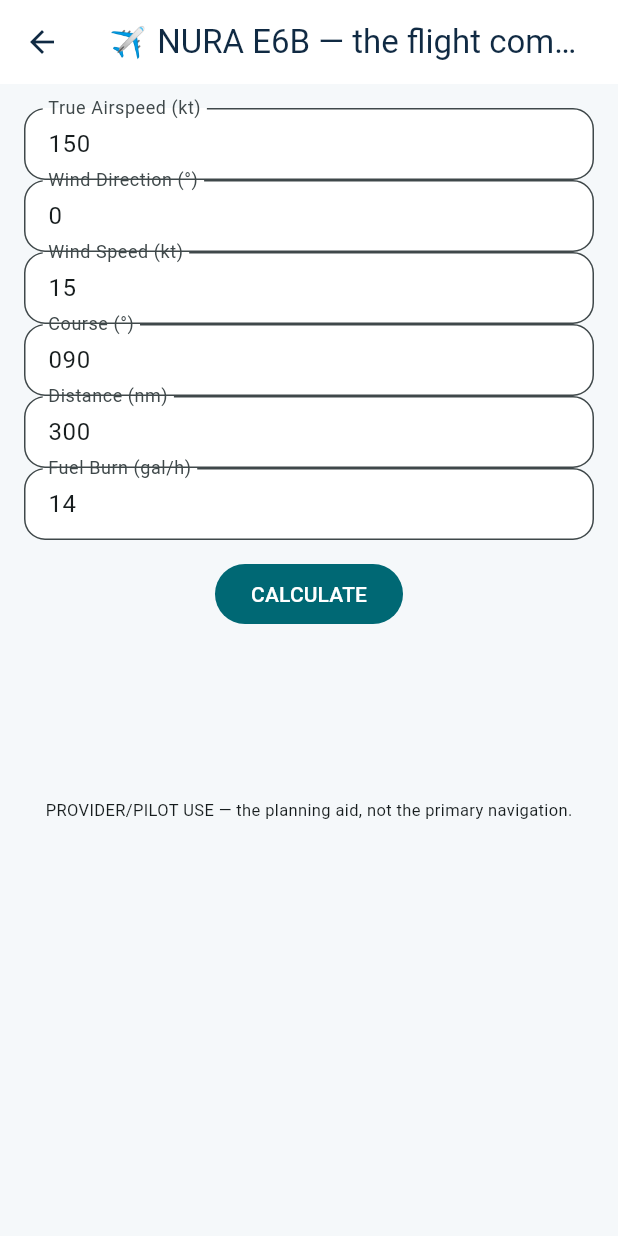
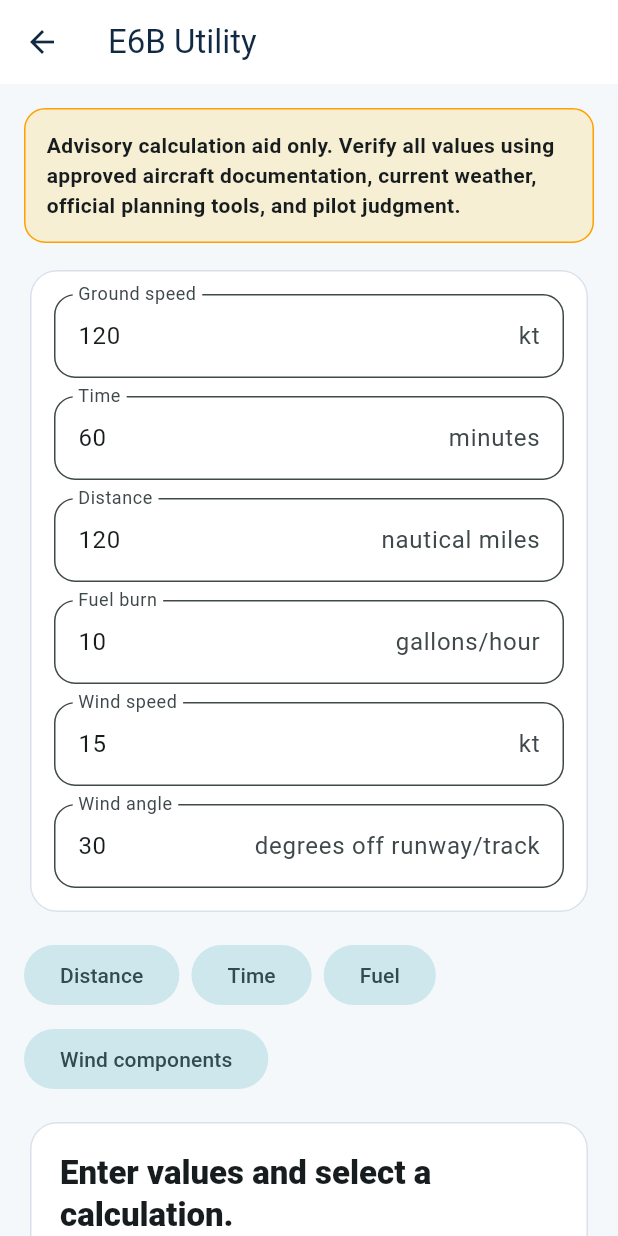
Before and after one commit to eddieg73/NURA, a Flutter app: the E6BScreen screen opened directly, on a phone screen of 412 x 824 dp. Run offline on Flutter 3.47's test engine with Material 3 defaults, Android fonts, the light colour scheme and no system bars; our stand-ins replace flutter_riverpod, flutter_secure_storage, speech_to_text; accounts and stored records are empty.

Commit message:
feat(medical): finalize offline advisory E6B utility

```diff
--- a/apps/nura_medical/lib/e6b_screen.dart
+++ b/apps/nura_medical/lib/e6b_screen.dart
@@ -1,82 +1,183 @@
 import 'dart:math' as math;
+
 import 'package:flutter/material.dart';
 
-/// The NURA E6B — the aviation flight computer (the pilot's lane).
-/// The time/fuel/distance triangle + the wind correction + the TAS.
 class E6BScreen extends StatefulWidget {
   const E6BScreen({super.key});
+
   @override
   State<E6BScreen> createState() => _E6BScreenState();
 }
 
 class _E6BScreenState extends State<E6BScreen> {
-  final _tas = TextEditingController(text: '150');
-  final _windDir = TextEditingController(text: '0');
-  final _windSpd = TextEditingController(text: '15');
-  final _course = TextEditingController(text: '090');
-  final _dist = TextEditingController(text: '300');
-  String _gsResult = '';
-  String _eteResult = '';
-  String _fuelResult = '';
-  final _burn = TextEditingController(text: '14');
+  final _speed = TextEditingController(text: '120');
+  final _minutes = TextEditingController(text: '60');
+  final _distance = TextEditingController(text: '120');
+  final _fuelBurn = TextEditingController(text: '10');
+  final _windSpeed = TextEditingController(text: '15');
+  final _windAngle = TextEditingController(text: '30');
+  String _result = 'Enter values and select a calculation.';
 
-  void _calc() {
-    final tas = double.tryParse(_tas.text) ?? 0;
-    final wd = double.tryParse(_windDir.text) ?? 0;
-    final ws = double.tryParse(_windSpd.text) ?? 0;
-    final crs = double.tryParse(_course.text) ?? 0;
-    final dist = double.tryParse(_dist.text) ?? 0;
-    final burn = double.tryParse(_burn.text) ?? 0;
-    // the wind triangle (the simplified — the full E6B math)
-    final windAngle = ((wd - crs) % 360 + 360) % 360; // the relative wind
-    final rad = windAngle * math.pi / 180;
-    final crosswind = ws * math.sin(rad);
-    final headwind = ws * math.cos(rad);
-    final wcaDeg = (tas <= 0) ? 0.0 : (crosswind / tas) * 60 / math.pi; // the degrees correction (the tas guard)
-    final hdg = (crs + wcaDeg) % 360;
-    final gs = (tas <= 0) ? 0.0 : tas - headwind;
-    final eteH = dist / (gs == 0 ? 1 : gs);
-    setState(() {
-      _gsResult = 'GS ${gs.toStringAsFixed(0)} kt · HDG ${hdg.toStringAsFixed(0)}°';
-      _eteResult = 'ETE ${(eteH * 60).toStringAsFixed(0)} min (${eteH.toStringAsFixed(2)} h)';
-      _fuelResult = burn > 0 ? 'Fuel ${(burn * eteH).toStringAsFixed(1)} gal + reserve' : '';
-    });
+  @override
+  void dispose() {
+    for (final controller in [
+      _speed,
+      _minutes,
+      _distance,
+      _fuelBurn,
+      _windSpeed,
+      _windAngle,
+    ]) {
+      controller.dispose();
+    }
+    super.dispose();
   }
 
-  Widget _field(TextEditingController c, String label) {
-    return TextField(
-      controller: c,
-      keyboardType: TextInputType.number,
-      decoration: InputDecoration(labelText: label, isDense: true),
-    );
+  double? _value(TextEditingController controller) =>
+      double.tryParse(controller.text.trim());
+
+  void _distanceResult() {
+    final speed = _value(_speed);
+    final minutes = _value(_minutes);
+    if (speed == null || minutes == null || speed < 0 || minutes < 0) {
+      _invalid();
+      return;
+    }
+    setState(() => _result =
+        'Distance: ${(speed * minutes / 60).toStringAsFixed(1)} nautical miles');
   }
+
+  void _timeResult() {
+    final speed = _value(_speed);
+    final distance = _value(_distance);
+    if (speed == null || distance == null || speed <= 0 || distance < 0) {
+      _invalid();
+      return;
+    }
+    final totalMinutes = distance / speed * 60;
+    final hours = totalMinutes ~/ 60;
+    final minutes = (totalMinutes % 60).round();
+    setState(() => _result = 'Time en route: ${hours}h ${minutes}m');
+  }
+
+  void _fuelResult() {
+    final burn = _value(_fuelBurn);
+    final minutes = _value(_minutes);
+    if (burn == null || minutes == null || burn < 0 || minutes < 0) {
+      _invalid();
+      return;
+    }
+    setState(() => _result =
+        'Estimated fuel: ${(burn * minutes / 60).toStringAsFixed(1)} gallons');
+  }
+
+  void _windResult() {
+    final speed = _value(_windSpeed);
+    final angle = _value(_windAngle);
+    if (speed == null || angle == null || speed < 0) {
+      _invalid();
+      return;
+    }
+    final radians = angle * math.pi / 180;
+    final crosswind = speed * math.sin(radians).abs();
+    final headwind = speed * math.cos(radians);
+    final component = headwind >= 0 ? 'headwind' : 'tailwind';
+    setState(() => _result =
+        'Crosswind: ${crosswind.toStringAsFixed(1)} kt · $component: ${headwind.abs().toStringAsFixed(1)} kt');
+  }
+
+  void _invalid() => setState(() => _result = 'Enter valid non-negative numbers.');
 
   @override
   Widget build(BuildContext context) {
     return Scaffold(
-      appBar: AppBar(title: const Text('✈️ NURA E6B — the flight computer')),
-      body: Padding(
+      appBar: AppBar(title: const Text('E6B Utility')),
+      body: ListView(
         padding: const EdgeInsets.all(16),
-        child: Column(
-          children: [
-            _field(_tas, 'True Airspeed (kt)'),
-            _field(_windDir, 'Wind Direction (°)'),
-            _field(_windSpd, 'Wind Speed (kt)'),
-            _field(_course, 'Course (°)'),
-            _field(_dist, 'Distance (nm)'),
-            _field(_burn, 'Fuel Burn (gal/h)'),
-            const SizedBox(height: 12),
-            FilledButton(onPressed: _calc, child: const Text('CALCULATE')),
-            const SizedBox(height: 16),
-            Text(_gsResult, style: Theme.of(context).textTheme.titleMedium),
-            Text(_eteResult, style: Theme.of(context).textTheme.titleMedium),
-            Text(_fuelResult, style: Theme.of(context).textTheme.titleMedium),
-            const SizedBox(height: 24),
-            const Text('PROVIDER/PILOT USE — the planning aid, not the primary navigation.',
-                style: TextStyle(fontSize: 11)),
-          ],
-        ),
+        children: [
+          Container(
+            padding: const EdgeInsets.all(14),
+            decoration: BoxDecoration(
+              color: Colors.amber.withValues(alpha: 0.16),
+              borderRadius: BorderRadius.circular(14),
+              border: Border.all(color: Colors.amber.shade700),
+            ),
+            child: const Text(
+              'Advisory calculation aid only. Verify all values using approved aircraft documentation, current weather, official planning tools, and pilot judgment.',
+              style: TextStyle(fontWeight: FontWeight.w700),
+            ),
+          ),
+          const SizedBox(height: 14),
+          Card(
+            child: Padding(
+              padding: const EdgeInsets.all(16),
+              child: Column(
+                children: [
+                  _numberField(_speed, 'Ground speed', 'kt'),
+                  const SizedBox(height: 12),
+                  _numberField(_minutes, 'Time', 'minutes'),
+                  const SizedBox(height: 12),
+                  _numberField(_distance, 'Distance', 'nautical miles'),
+                  const SizedBox(height: 12),
+                  _numberField(_fuelBurn, 'Fuel burn', 'gallons/hour'),
+                  const SizedBox(height: 12),
+                  _numberField(_windSpeed, 'Wind speed', 'kt'),
+                  const SizedBox(height: 12),
+                  _numberField(_windAngle, 'Wind angle', 'degrees off runway/track'),
+                ],
+              ),
+            ),
+          ),
+          const SizedBox(height: 14),
+          Wrap(
+            spacing: 8,
+            runSpacing: 8,
+            children: [
+              FilledButton.tonal(
+                onPressed: _distanceResult,
+                child: const Text('Distance'),
+              ),
+              FilledButton.tonal(
+                onPressed: _timeResult,
+                child: const Text('Time'),
+              ),
+              FilledButton.tonal(
+                onPressed: _fuelResult,
+                child: const Text('Fuel'),
+              ),
+              FilledButton.tonal(
+                onPressed: _windResult,
+                child: const Text('Wind components'),
+              ),
+            ],
+          ),
+          const SizedBox(height: 14),
+          Card(
+            child: Padding(
+              padding: const EdgeInsets.all(20),
+              child: SelectableText(
+                _result,
+                style: Theme.of(context)
+                    .textTheme
+                    .titleLarge
+                    ?.copyWith(fontWeight: FontWeight.w800),
+              ),
+            ),
+          ),
+          const SizedBox(height: 80),
+        ],
       ),
     );
   }
+
+  Widget _numberField(
+    TextEditingController controller,
+    String label,
+    String suffix,
+  ) =>
+      TextField(
+        controller: controller,
+        keyboardType: const TextInputType.numberWithOptions(decimal: true),
+        decoration: InputDecoration(labelText: label, suffixText: suffix),
+      );
 }
```
